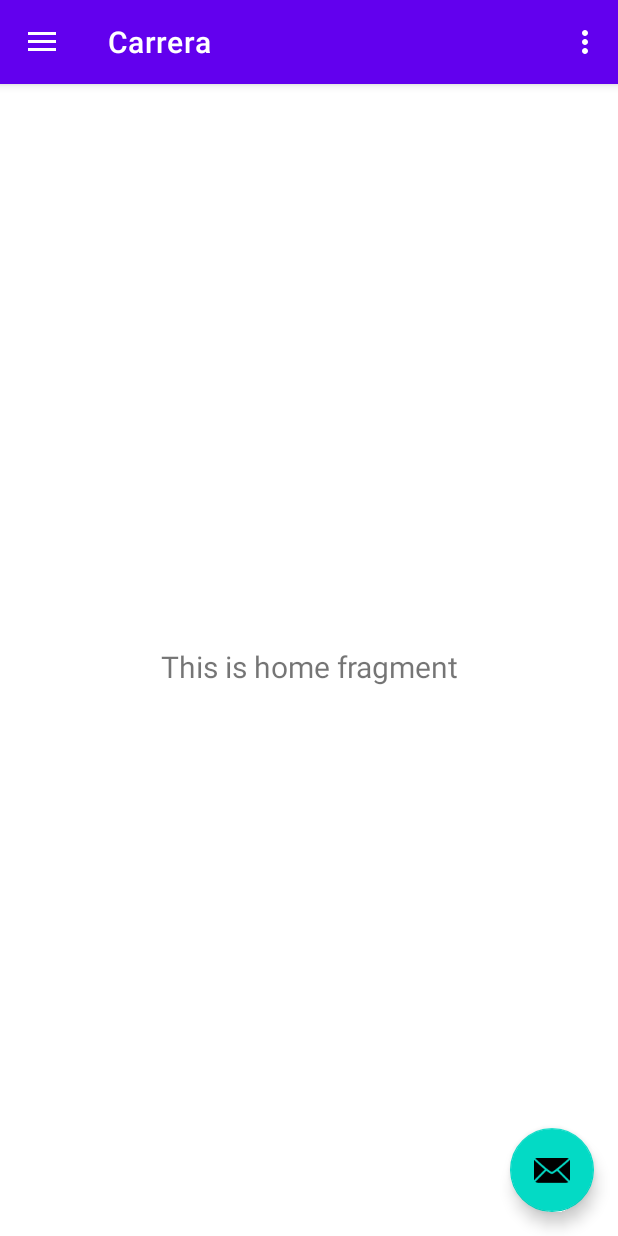
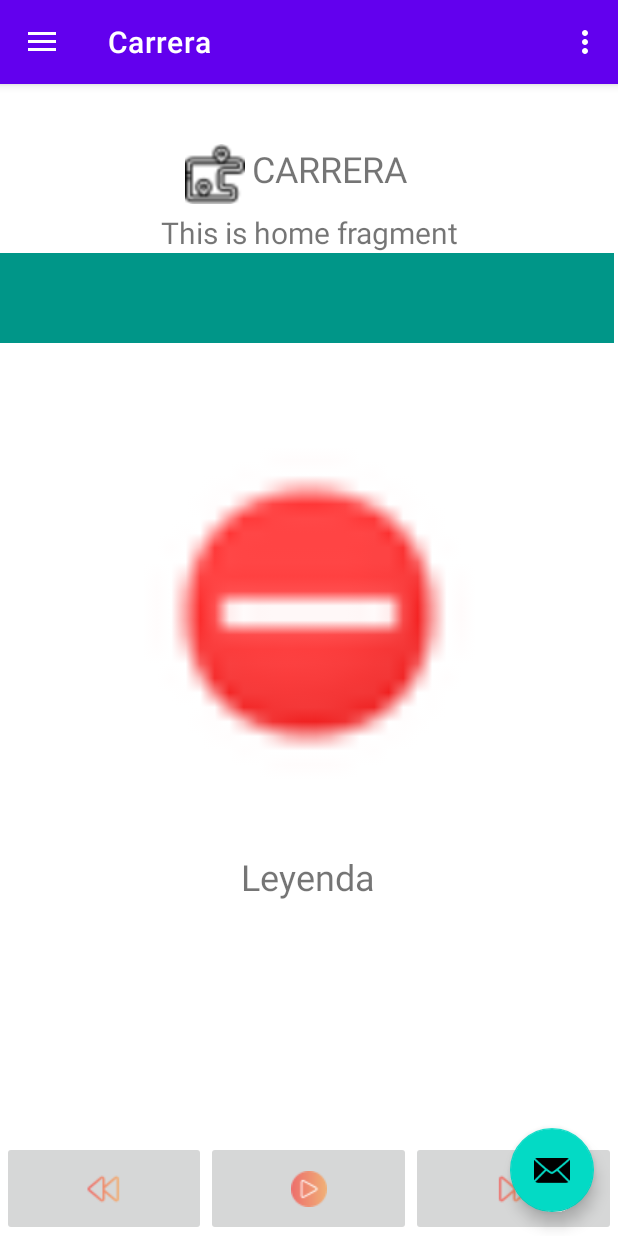
Before and after one commit to ImhoDev/copiloto, an Android app: the screen it shows after launch (MainActivity), on a phone screen of 412 x 824 dp. Run offline under Robolectric (Android 15) with nearby library versions, the phone set to English and light mode, and no system bars; our stand-ins replace navigation-ui.

Commit message:
add view's and visual components

```diff
--- a/app/src/main/res/layout/fragment_home.xml
+++ b/app/src/main/res/layout/fragment_home.xml
@@ -6,17 +6,108 @@
     android:layout_height="match_parent"
     tools:context=".ui.home.HomeFragment">
 
+    <LinearLayout
+        android:id="@+id/linearLayout"
+        android:layout_width="170dp"
+        android:layout_height="45dp"
+        android:layout_marginTop="40dp"
+        android:orientation="horizontal"
+        app:layout_constraintEnd_toEndOf="parent"
+        app:layout_constraintStart_toStartOf="parent"
+        app:layout_constraintTop_toTopOf="parent">
+
+        <ImageView
+            android:id="@+id/imageView2"
+            android:layout_width="44dp"
+            android:layout_height="40dp"
+            android:src="@drawable/ic_ruta"
+            app:srcCompat="@drawable/ic_bandera" />
+
+        <TextView
+            android:id="@+id/textView3"
+            android:layout_width="108dp"
+            android:layout_height="38dp"
+            android:layout_marginEnd="136dp"
+            android:text="CARRERA"
+            android:textAlignment="center"
+            android:textSize="24sp" />
+    </LinearLayout>
+
     <TextView
         android:id="@+id/text_home"
         android:layout_width="match_parent"
         android:layout_height="wrap_content"
         android:layout_marginStart="8dp"
-        android:layout_marginTop="8dp"
         android:layout_marginEnd="8dp"
         android:textAlignment="center"
         android:textSize="20sp"
+        app:layout_constraintEnd_toEndOf="parent"
+        app:layout_constraintHorizontal_bias="0.0"
+        app:layout_constraintStart_toStartOf="parent"
+        app:layout_constraintTop_toBottomOf="@+id/linearLayout" />
+
+    <LinearLayout
+        android:id="@+id/linearLayout2"
+        android:layout_width="409dp"
+        android:layout_height="63dp"
+        android:orientation="horizontal"
         app:layout_constraintBottom_toBottomOf="parent"
         app:layout_constraintEnd_toEndOf="parent"
+        app:layout_constraintStart_toStartOf="parent">
+
+        <ImageButton
+            android:id="@+id/imageButton"
+            android:layout_width="wrap_content"
+            android:layout_height="match_parent"
+            android:layout_weight="1"
+            android:src="@drawable/bt_left" />
+
+        <ImageButton
+            android:id="@+id/imageButton2"
+            android:layout_width="wrap_content"
+            android:layout_height="match_parent"
+            android:layout_weight="1"
+            android:src="@drawable/bt_play" />
+
+        <ImageButton
+            android:id="@+id/imageButton3"
+            android:layout_width="wrap_content"
+            android:layout_height="match_parent"
+            android:layout_weight="1"
+            android:src="@drawable/bt_right" />
+    </LinearLayout>
+
+    <ImageView
+        android:id="@+id/imageView3"
+        android:layout_width="240dp"
+        android:layout_height="232dp"
+        android:layout_marginTop="64dp"
+        android:src="@android:drawable/presence_busy"
+        app:layout_constraintEnd_toEndOf="parent"
         app:layout_constraintStart_toStartOf="parent"
-        app:layout_constraintTop_toTopOf="parent" />
+        app:layout_constraintTop_toBottomOf="@+id/spinner" />
+
+    <Spinner
+        android:id="@+id/spinner"
+        android:layout_width="409dp"
+        android:layout_height="60dp"
+        android:background="#009688"
+        app:layout_constraintTop_toBottomOf="@+id/text_home"
+        tools:layout_editor_absoluteX="1dp" />
+
+    <TextView
+        android:id="@+id/textView4"
+        android:layout_width="409dp"
+        android:layout_height="wrap_content"
+        android:layout_marginTop="40dp"
+        android:text="Leyenda"
+        android:textAlignment="center"
+        android:textSize="24sp"
+        app:layout_constraintBottom_toBottomOf="@+id/linearLayout2"
+        app:layout_constraintEnd_toEndOf="parent"
+        app:layout_constraintHorizontal_bias="0.0"
+        app:layout_constraintStart_toStartOf="parent"
+        app:layout_constraintTop_toBottomOf="@+id/imageView3"
+        app:layout_constraintVertical_bias="0.015" />
+
 </androidx.constraintlayout.widget.ConstraintLayout>
```
Also changed, not shown: app/src/main/res/layout/fragment_gallery.xml (+25 -0 lines), app/src/main/res/layout/fragment_slideshow.xml (+41 -1 lines), app/src/main/res/drawable/bt_left.png (added), app/src/main/res/drawable/bt_play.png (added), app/src/main/res/drawable/bt_right.png (added), app/src/main/res/drawable/bt_stop.png (added).
